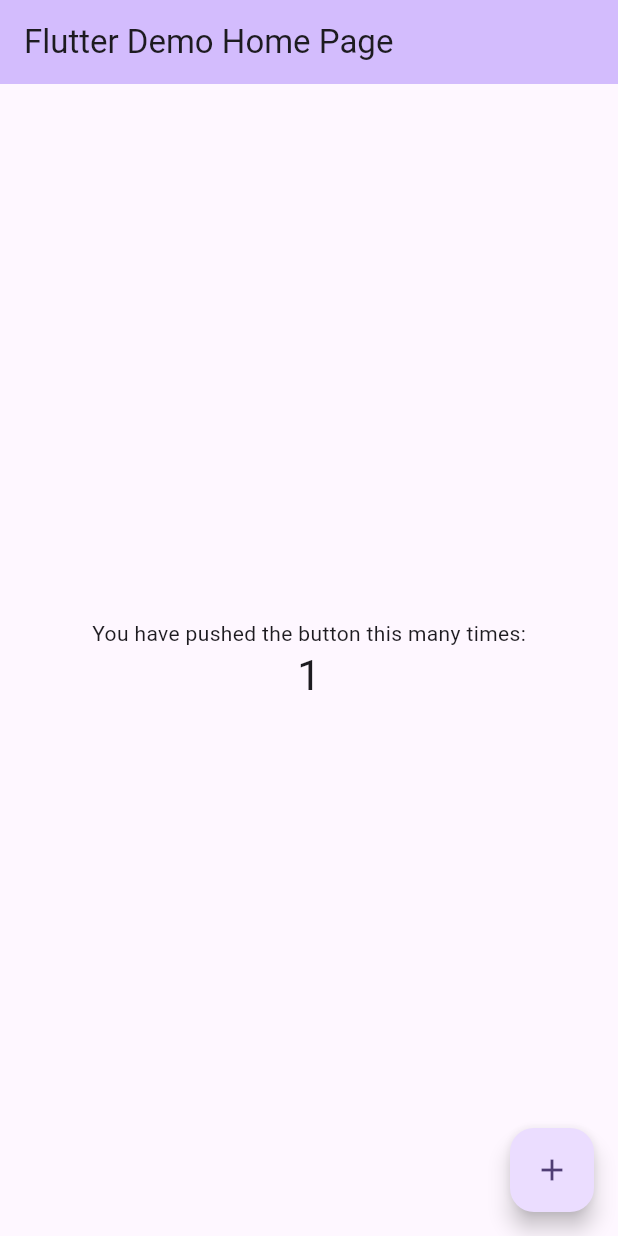
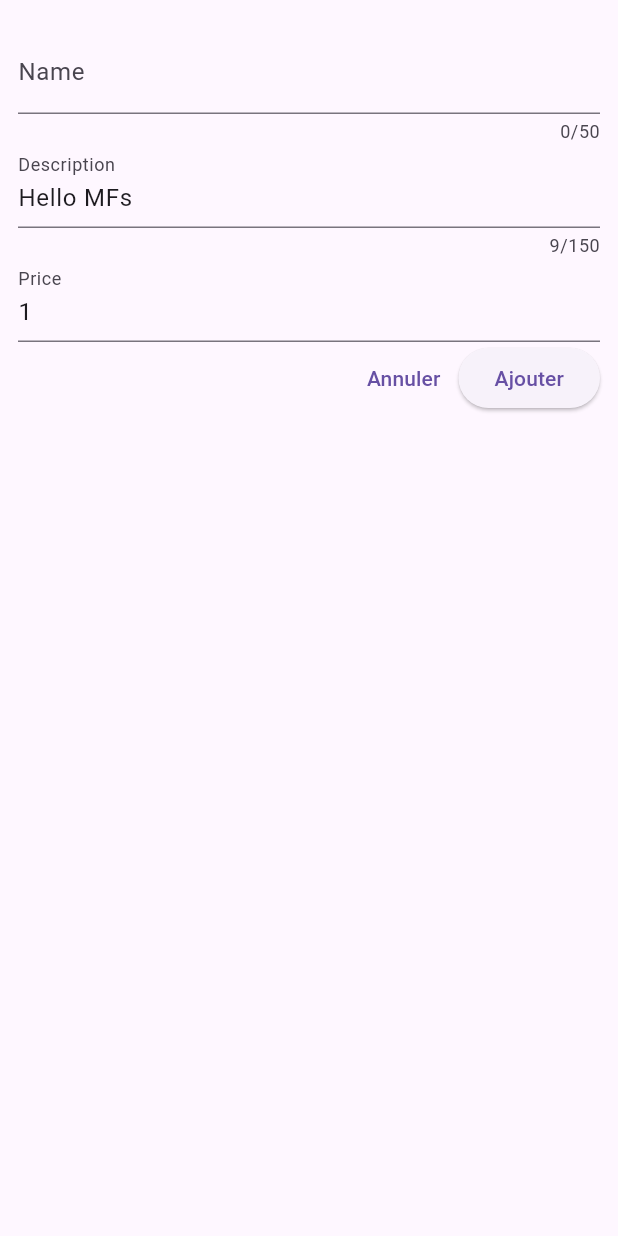
Before and after one commit to VIA2NEY/Fullstack_Clean_Code, a Flutter app: the screen it shows after launch, after a tap on the "add" icon, on a phone screen of 412 x 824 dp. Run offline on Flutter 3.47's test engine with Material 3 defaults, Android fonts, the light colour scheme and no system bars.

Commit message:
Creation des ecrans au niveaux mobile

```diff
--- a/clean_architecture_mobile/lib/main.dart
+++ b/clean_architecture_mobile/lib/main.dart
@@ -1,3 +1,4 @@
+import 'package:clean_architecture_mobile/screens/home/home_screen.dart';
 import 'package:flutter/material.dart';
 
 void main() {
@@ -13,113 +14,10 @@
     return MaterialApp(
       title: 'Flutter Demo',
       theme: ThemeData(
-        // This is the theme of your application.
-        //
-        // TRY THIS: Try running your application with "flutter run". You'll see
-        // the application has a purple toolbar. Then, without quitting the app,
-        // try changing the seedColor in the colorScheme below to Colors.green
-        // and then invoke "hot reload" (save your changes or press the "hot
-        // reload" button in a Flutter-supported IDE, or press "r" if you used
-        // the command line to start the app).
-        //
-        // Notice that the counter didn't reset back to zero; the application
-        // state is not lost during the reload. To reset the state, use hot
-        // restart instead.
-        //
-        // This works for code too, not just values: Most code changes can be
-        // tested with just a hot reload.
-        colorScheme: ColorScheme.fromSeed(seedColor: Colors.deepPurple),
+        // colorScheme: ColorScheme.fromSeed(seedColor: Colors.deepPurple),
         useMaterial3: true,
       ),
-      home: const MyHomePage(title: 'Flutter Demo Home Page'),
+      home: const HomeScreen(),
     );
   }
 }
-
-class MyHomePage extends StatefulWidget {
-  const MyHomePage({super.key, required this.title});
-
-  // This widget is the home page of your application. It is stateful, meaning
-  // that it has a State object (defined below) that contains fields that affect
-  // how it looks.
-
-  // This class is the configuration for the state. It holds the values (in this
-  // case the title) provided by the parent (in this case the App widget) and
-  // used by the build method of the State. Fields in a Widget subclass are
-  // always marked "final".
-
-  final String title;
-
-  @override
-  State<MyHomePage> createState() => _MyHomePageState();
-}
-
-class _MyHomePageState extends State<MyHomePage> {
-  int _counter = 0;
-
-  void _incrementCounter() {
-    setState(() {
-      // This call to setState tells the Flutter framework that something has
-      // changed in this State, which causes it to rerun the build method below
-      // so that the display can reflect the updated values. If we changed
-      // _counter without calling setState(), then the build method would not be
-      // called again, and so nothing would appear to happen.
-      _counter++;
-    });
-  }
-
-  @override
-  Widget build(BuildContext context) {
-    // This method is rerun every time setState is called, for instance as done
-    // by the _incrementCounter method above.
-    //
-    // The Flutter framework has been optimized to make rerunning build methods
-    // fast, so that you can just rebuild anything that needs updating rather
-    // than having to individually change instances of widgets.
-    return Scaffold(
-      appBar: AppBar(
-        // TRY THIS: Try changing the color here to a specific color (to
-        // Colors.amber, perhaps?) and trigger a hot reload to see the AppBar
-        // change color while the other colors stay the same.
-        backgroundColor: Theme.of(context).colorScheme.inversePrimary,
-        // Here we take the value from the MyHomePage object that was created by
-        // the App.build method, and use it to set our appbar title.
-        title: Text(widget.title),
-      ),
-      body: Center(
-        // Center is a layout widget. It takes a single child and positions it
-        // in the middle of the parent.
-        child: Column(
-          // Column is also a layout widget. It takes a list of children and
-          // arranges them vertically. By default, it sizes itself to fit its
-          // children horizontally, and tries to be as tall as its parent.
-          //
-          // Column has various properties to control how it sizes itself and
-          // how it positions its children. Here we use mainAxisAlignment to
-          // center the children vertically; the main axis here is the vertical
-          // axis because Columns are vertical (the cross axis would be
-          // horizontal).
-          //
-          // TRY THIS: Invoke "debug painting" (choose the "Toggle Debug Paint"
-          // action in the IDE, or press "p" in the console), to see the
-          // wireframe for each widget.
-          mainAxisAlignment: MainAxisAlignment.center,
-          children: <Widget>[
-            const Text(
-              'You have pushed the button this many times:',
-            ),
-            Text(
-              '$_counter',
-              style: Theme.of(context).textTheme.headlineMedium,
-            ),
-          ],
-        ),
-      ),
-      floatingActionButton: FloatingActionButton(
-        onPressed: _incrementCounter,
-        tooltip: 'Increment',
-        child: const Icon(Icons.add),
-      ), // This trailing comma makes auto-formatting nicer for build methods.
-    );
-  }
-}
--- /dev/null
+++ b/clean_architecture_mobile/lib/screens/home/home_screen.dart
@@ -0,0 +1,93 @@
+import 'package:clean_architecture_mobile/screens/product/product_screen.dart';
+import 'package:flutter/material.dart';
+
+class HomeScreen extends StatefulWidget {
+  const HomeScreen({super.key});
+
+  @override
+  State<HomeScreen> createState() => _HomeScreenState();
+}
+
+class _HomeScreenState extends State<HomeScreen> {
+  @override
+  Widget build(BuildContext context) {
+    return Scaffold(
+      appBar: AppBar(
+        title: Text("Bienvenue"),
+        centerTitle: true,
+      ),
+      body: ListView.builder(
+        itemCount: 3/*getclient.length*/,
+        itemBuilder: (context, index){
+          return Card(
+            child: ListTile(
+              leading: Icon(Icons.person),
+              title: Text(
+                "Bruno"
+                /*getclient[index].nomClt.toString()*/,
+                maxLines: 2,
+                overflow: TextOverflow.ellipsis,
+              ),
+              subtitle: Text(
+                "0987654321"
+                /*getclient[index].contact.toString()*/,
+                maxLines: 2,
+                overflow: TextOverflow.ellipsis,
+              ),
+              trailing: Row(
+                mainAxisSize: MainAxisSize.min,
+                children: [
+                  IconButton(
+                    icon: Icon(Icons.edit) ,
+                    onPressed: () async {
+
+                      // Navigator.push(
+                      //   context,
+                      //   MaterialPageRoute(builder: (context) => ModifierClient(getclient[index]) )
+                      // ).then((data) {
+                      //   if (data != null) {
+                      //     getClient();// En gros c'est sa qui permet de reload automatiquement
+                      //     showBoiteDialog("Succes", " Les details de "+ data.toString() +" ont été mis a jour avec succes");
+                      //   }
+
+                      // });
+
+                    }
+                  ),
+                  IconButton(
+                    icon: Icon(Icons.delete) ,
+                    onPressed: () async{
+                      // Client client = await ClientApi().suprimClientById(getclient[index].idClt!); /*nulcheck a cause de erreur a rgler la ou jai mis les we en null la */
+
+                      // getClient();
+                      // showBoiteDialog("Succes", " Les details de "+ client.toString() +" on été suprimer avec succés avec succes");
+                    }
+                  )
+                ],
+              ),
+            )
+          );
+        },
+      ),
+
+      floatingActionButton: FloatingActionButton(
+        onPressed: (){
+          Navigator.of(context).push(
+            MaterialPageRoute(
+              builder: (ctx){
+                return ProductScreen(
+                  isCreate: true,
+                );
+              }
+            )
+          );
+        },
+        tooltip: 'Ajouter',
+        child: const Icon(Icons.add),
+      ),
+
+
+
+    );
+  }
+}
--- /dev/null
+++ b/clean_architecture_mobile/lib/screens/product/product_screen.dart
@@ -0,0 +1,157 @@
+
+import 'package:flutter/cupertino.dart';
+import 'package:flutter/material.dart';
+
+class ProductScreen extends StatefulWidget {
+  final bool isCreate;
+
+  const ProductScreen({
+    super.key,
+    required this.isCreate
+  });
+
+  @override
+  State<ProductScreen> createState() => _ProductScreenState();
+}
+
+class _ProductScreenState extends State<ProductScreen> {
+
+  final _formKey = GlobalKey<FormState>();
+  var _sended = false;
+
+  // Valeur des champs
+  var _enteredName = '';
+  var _enteredDescription = '';
+  var _enteredPrice = 1;
+
+
+
+  Future<void>_create() async{
+
+    if (_formKey.currentState!.validate()) {
+      _formKey.currentState!.save();
+      setState(() {
+        _sended = true;
+      });
+    }
+
+    final body ={
+      "name":_enteredName,
+      "description": _enteredDescription,
+      "price": _enteredPrice
+    };
+
+    print("The body send is $body");
+
+  }
+
+  @override
+  Widget build(BuildContext context) {
+
+    // final theme = Theme.of(context);
+
+    return Scaffold(
+      body: SingleChildScrollView(
+        child: SafeArea(
+          child: Padding(
+            padding: const EdgeInsets.all(12.0),
+            child: Form(
+              key: _formKey,
+              child: Column(
+                children: [
+
+                  const SizedBox(height: 8),
+                  TextFormField(
+                    maxLength: 50,
+                    decoration: const InputDecoration(
+                      label: Text('Name')
+                    ),
+                    validator: (value) {
+                      if (value == null ||
+                        value.isEmpty ||
+                        value.trim().length <= 1 ){
+                        return 'Doit contenir entre 1 et 50 caractere';
+                      }
+                      return null;
+                    },
+                    onSaved: (newValue) {
+                      _enteredName = newValue!;
+                    },
+                  ),
+
+                  TextFormField(
+                    maxLength: 150,
+                    decoration: const InputDecoration(
+                      label: Text('Description')
+                    ),
+                    initialValue: "Hello MFs",
+                    validator: (value) {
+                      if (value == null ||
+                        value.isEmpty ||
+                        value.trim().length <= 1 ){
+                        return 'Doit contenir entre 1 et 150 caractere';
+                      }
+                      return null;
+                    },
+                    onSaved: (newValue) {
+                      _enteredDescription = newValue!;
+                    },
+                  ),
+
+
+                  TextFormField(
+                    decoration: const InputDecoration(
+                      label: Text('Price')
+                    ),
+                    initialValue: _enteredPrice.toString(),
+                    keyboardType: TextInputType.number,
+                    validator: (value) {
+                      if (value == null ||
+                        value.isEmpty ||
+                        int.tryParse(value) == null ||
+                        int.tryParse(value)! < 0){
+                        return 'Doit être un nombre valide positif';
+                      }
+                      return null;
+                    },
+                    onSaved: (newValue) {
+                      _enteredPrice = int.parse(newValue!);
+                    },
+                  ),
+
+
+                  Row(
+                    mainAxisAlignment: MainAxisAlignment.end,
+                    children: [
+                      TextButton(
+                        onPressed: _sended ? null : (){
+                          _formKey.currentState!.reset();
+                        },
+                        child: const Text('Annuler')
+                      ),
+                      widget.isCreate ?
+                        ElevatedButton(
+                          onPressed: _sended ? null : _create, // Ajouter pour que quand on envoie et que sa charge on ne puisse pas re-envoyer
+                          child: _sended ?
+                            const SizedBox(height: 16, width: 16, child: CircularProgressIndicator(),)
+                          : const Text("Ajouter")
+                        )
+                      :
+                        ElevatedButton(
+                          onPressed: _sended ? null : (){},
+                          child: _sended ?
+                            const SizedBox(height: 16, width: 16, child: CupertinoActivityIndicator(),)
+                          : const Text("Modifier")
+                        )
+                    ],
+                  )
+
+                ],
+              ),
+            ),
+          ),
+        ),
+      ),
+    );
+  }
+}
```
Also changed, not shown: clean_architecture_mobile/lib/screens/widgets.dart (added).
